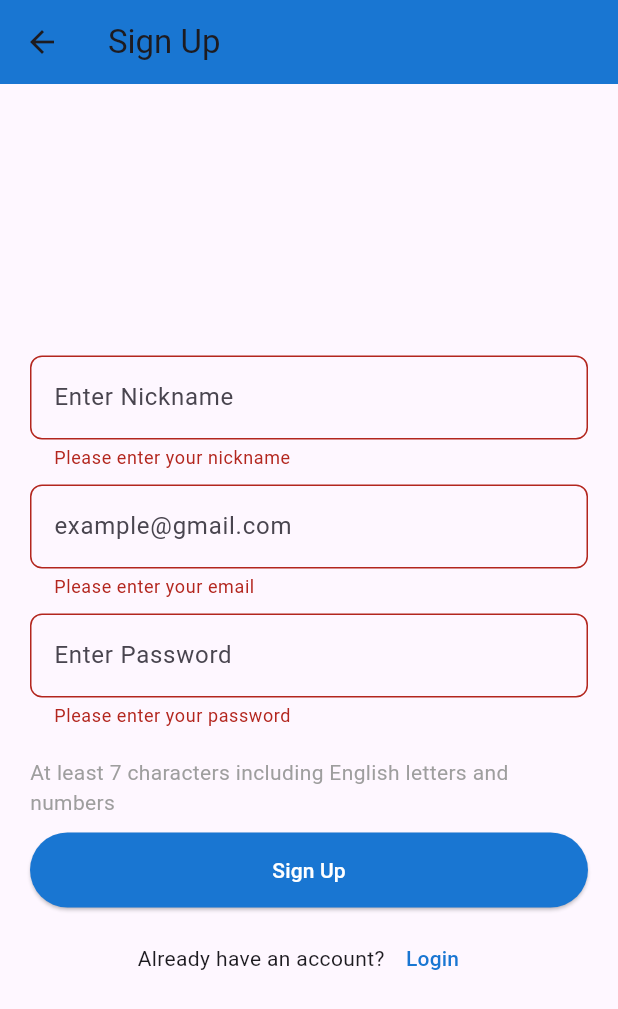
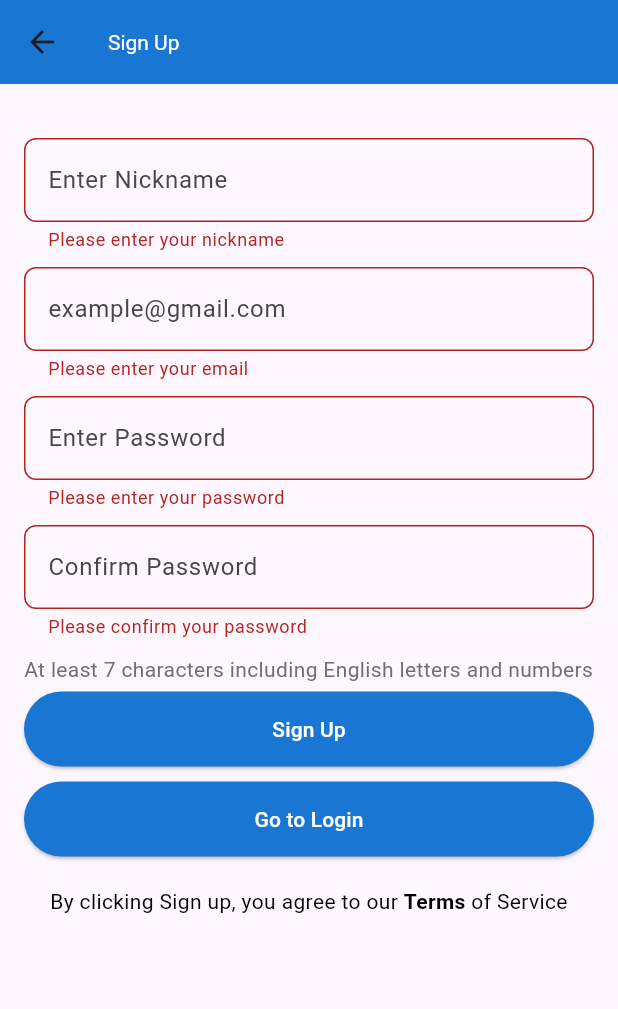
Before and after one commit to kyuhyunSung02/nanoCalendar, a Flutter app: the SignUpScreen screen opened directly, after a tap on "Sign Up", on a phone screen of 412 x 824 dp. Shown: the top 1009 px of the screen. Run offline on Flutter 3.47's test engine with Material 3 defaults, Android fonts, the phone set to English and light mode, and no system bars; our stand-ins replace cloud_firestore, firebase_auth, firebase_core, flutter_slidable, syncfusion_flutter_calendar, table_calendar; accounts and stored records are empty.

Commit message:
fix : sign up

```diff
--- a/untitled/lib/screen/signup_screen.dart
+++ b/untitled/lib/screen/signup_screen.dart
@@ -14,6 +14,8 @@ class _SignUpScreenState extends State<SignUpScreen> {
   final TextEditingController _nameController = TextEditingController();
   final TextEditingController _emailController = TextEditingController();
   final TextEditingController _passwordController = TextEditingController();
+  final TextEditingController _confirmPasswordController =
+      TextEditingController();
   final _formKey = GlobalKey<FormState>();
   bool _isLoading = false;
 
@@ -52,16 +54,18 @@ class _SignUpScreenState extends State<SignUpScreen> {
       appBar: AppBar(
         title: const Text("Sign Up"),
         backgroundColor: const Color(0xFF1976D2),
+        titleTextStyle: const TextStyle(color: Colors.white),
       ),
-      body: Center(
-        child: SingleChildScrollView(
-          padding: const EdgeInsets.all(20.0),
+      body: SingleChildScrollView(
+        child: Padding(
+          padding: const EdgeInsets.all(16.0),
           child: Form(
             key: _formKey,
             child: Column(
-              mainAxisAlignment: MainAxisAlignment.center,
-              children: <Widget>[
-                const SizedBox(height: 20),
+              mainAxisAlignment: MainAxisAlignment.start,
+              crossAxisAlignment: CrossAxisAlignment.stretch,
+              children: [
+                const SizedBox(height: 20), // 화면 상단과의 여백
                 TextFormField(
                   controller: _nameController,
                   decoration: InputDecoration(
@@ -77,7 +81,7 @@ class _SignUpScreenState extends State<SignUpScreen> {
                     return null;
                   },
                 ),
-                const SizedBox(height: 10),
+                const SizedBox(height: 10), // 여백 추가
                 TextFormField(
                   controller: _emailController,
                   decoration: InputDecoration(
@@ -93,7 +97,7 @@ class _SignUpScreenState extends State<SignUpScreen> {
                     return null;
                   },
                 ),
-                const SizedBox(height: 10),
+                const SizedBox(height: 10), // 여백 추가
                 TextFormField(
                   controller: _passwordController,
                   obscureText: true,
@@ -115,12 +119,31 @@ class _SignUpScreenState extends State<SignUpScreen> {
                     return null;
                   },
                 ),
-                const SizedBox(height: 20),
+                const SizedBox(height: 10), // 여백 추가
+                TextFormField(
+                  controller: _confirmPasswordController,
+                  obscureText: true,
+                  decoration: InputDecoration(
+                    hintText: "Confirm Password",
+                    border: OutlineInputBorder(
+                      borderRadius: BorderRadius.circular(8.0),
+                    ),
+                  ),
+                  validator: (value) {
+                    if (value == null || value.isEmpty) {
+                      return 'Please confirm your password';
+                    } else if (value != _passwordController.text) {
+                      return 'Passwords do not match';
+                    }
+                    return null;
+                  },
+                ),
+                const SizedBox(height: 10), // 여백 추가
                 const Text(
                   "At least 7 characters including English letters and numbers",
-                  style: TextStyle(color: Colors.grey),
+                  style: TextStyle(color: Color.fromARGB(255, 112, 112, 112)),
                 ),
-                const SizedBox(height: 10),
+                const SizedBox(height: 5), // 여백 추가
                 if (_isLoading)
                   const CircularProgressIndicator()
                 else
@@ -133,21 +156,33 @@ class _SignUpScreenState extends State<SignUpScreen> {
                       }
                     },
                   ),
-                const SizedBox(height: 10),
-                Row(
-                  mainAxisAlignment: MainAxisAlignment.center,
-                  children: [
-                    const Text("Already have an account?"),
-                    TextButton(
-                      onPressed: () {
-                        Navigator.pop(context);
-                      },
-                      child: const Text("Login"),
-                      style: TextButton.styleFrom(
-                        foregroundColor: const Color(0xFF1976D2),
+                const SizedBox(height: 10), // 여백 추가
+                CustomButton(
+                  text: "Go to Login",
+                  color: const Color(0xFF1976D2),
+                  onPressed: () {
+                    Navigator.push(
+                      context,
+                      MaterialPageRoute(builder: (context) => LoginScreen()),
+                    );
+                  },
+                ),
+                const SizedBox(height: 20), // 여백 추가
+                const Text.rich(
+                  TextSpan(
+                    text: 'By clicking Sign up, you agree to our ',
+                    children: <TextSpan>[
+                      TextSpan(
+                        text: 'Terms',
+                        style: TextStyle(fontWeight: FontWeight.bold),
                       ),
-                    ),
-                  ],
+                      TextSpan(
+                        text: ' of Service',
+                      ),
+                    ],
+                  ),
+                  style: TextStyle(color: Colors.black),
+                  textAlign: TextAlign.center,
                 ),
               ],
             ),
```
